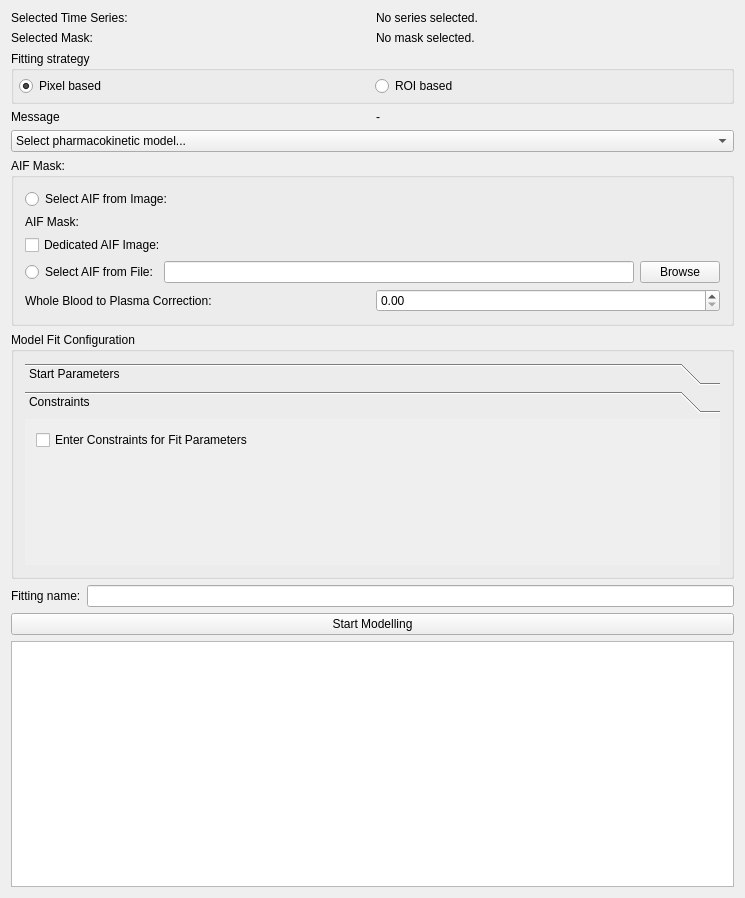
Qt form Plugins/org.mitk.gui.qt.pharmacokinetics.pet/src/internal/PETDynamicViewControls.ui (MITK/MITK) before a commit.
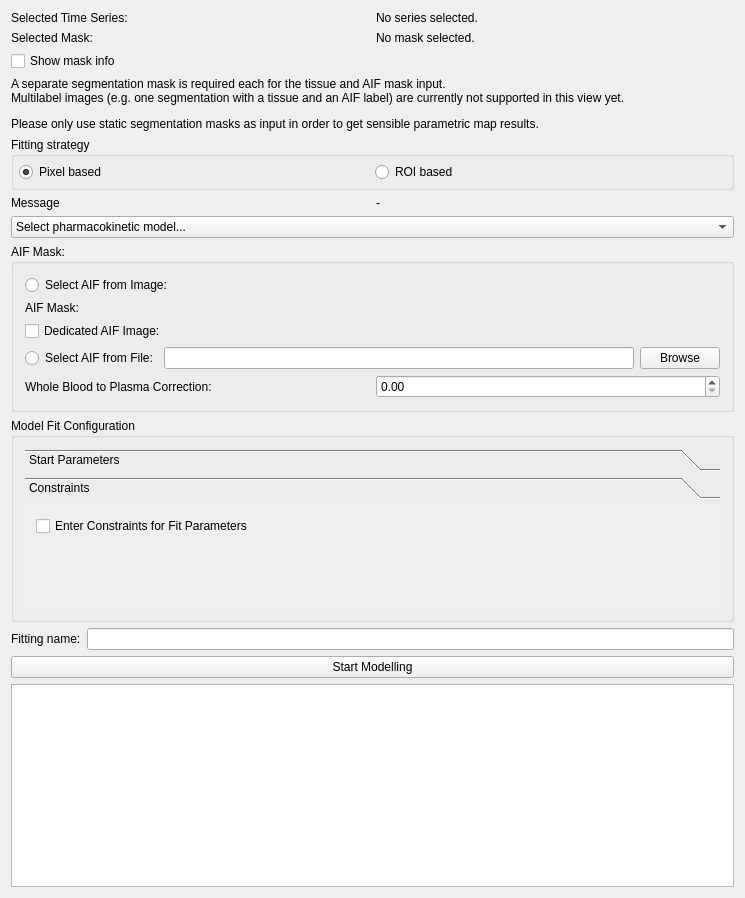
The same form after that commit. Custom widgets are drawn as their Qt base class.

Commit message: T30343, T30339 -Add mask info box to GenericDataFitting, MRPerfusion an PETDynamic views.

Patch:
```diff
--- a/Plugins/org.mitk.gui.qt.pharmacokinetics.pet/src/internal/PETDynamicViewControls.ui
+++ b/Plugins/org.mitk.gui.qt.pharmacokinetics.pet/src/internal/PETDynamicViewControls.ui
@@ -58,6 +58,20 @@
        </item>
       </layout>
      </item>
+     <item>
+      <widget class="QCheckBox" name="checkMaskInfo">
+       <property name="text">
+        <string>Show mask info</string>
+       </property>
+      </widget>
+     </item>
+     <item>
+      <widget class="QLabel" name="labelMaskInfo">
+       <property name="text">
+        <string>&lt;html&gt;&lt;head/&gt;&lt;body&gt;&lt;p&gt;A separate segmentation mask is required each for the tissue and AIF mask input. &lt;br/&gt;Multilabel images (e.g. one segmentation with a tissue and an AIF label) are currently not supported in this view yet.&lt;/p&gt;&lt;p&gt;Please only use static segmentation masks as input in order to get sensible parametric map results.&lt;/p&gt;&lt;/body&gt;&lt;/html&gt;</string>
+       </property>
+      </widget>
+     </item>
      <item>
       <widget class="QGroupBox" name="groupBox">
        <property name="title">
@@ -241,8 +255,8 @@
           <rect>
            <x>0</x>
            <y>0</y>
-           <width>701</width>
-           <height>129</height>
+           <width>715</width>
+           <height>176</height>
           </rect>
          </property>
          <attribute name="label">
```
Left out of the diff: 15 changed lines with no effect on the pictures. The commit also changes 5 other files.
